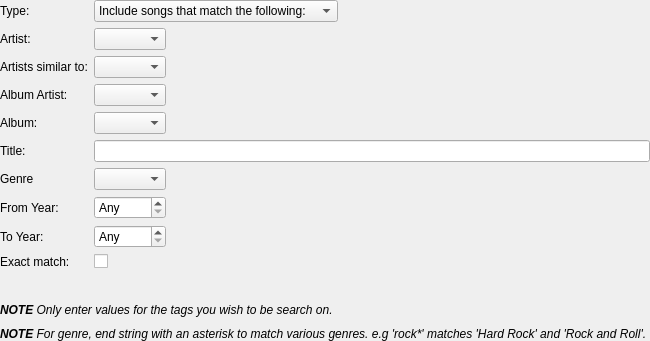
polpo/cantata-mac, file dynamic/dynamicrule.ui: the form before one commit.
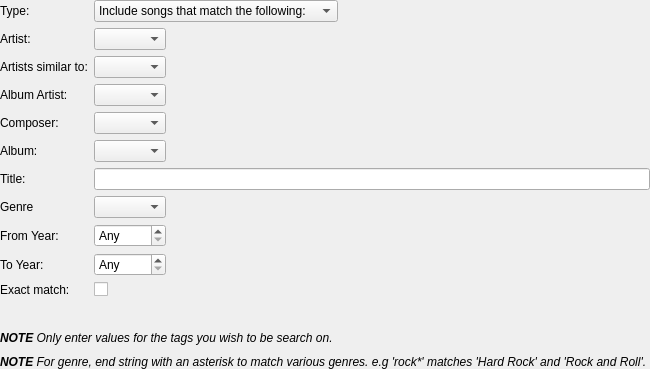
The form after the commit. Custom widgets are drawn as their Qt base class.

Commit message: Initial support for Composer tag

Diff of the .ui file:
```diff
--- a/dynamic/dynamicrule.ui
+++ b/dynamic/dynamicrule.ui
@@ -46,6 +46,19 @@
       <widget class="CompletionCombo" name="albumArtistText"/>
      </item>
      <item row="4" column="0">
+      <widget class="BuddyLabel" name="composerLabel">
+       <property name="text">
+        <string>Composer:</string>
+       </property>
+       <property name="buddy">
+        <cstring>composerText</cstring>
+       </property>
+      </widget>
+     </item>
+     <item row="4" column="1">
+      <widget class="CompletionCombo" name="composerText"/>
+     </item>
+     <item row="5" column="0">
       <widget class="BuddyLabel" name="label_3">
        <property name="text">
         <string>Album:</string>
@@ -55,10 +68,10 @@
        </property>
       </widget>
      </item>
-     <item row="4" column="1">
+     <item row="5" column="1">
       <widget class="CompletionCombo" name="albumText"/>
      </item>
-     <item row="5" column="0">
+     <item row="6" column="0">
       <widget class="BuddyLabel" name="label_4">
        <property name="text">
         <string>Title:</string>
@@ -68,10 +81,10 @@
        </property>
       </widget>
      </item>
-     <item row="5" column="1">
+     <item row="6" column="1">
       <widget class="LineEdit" name="titleText"/>
      </item>
-     <item row="6" column="0">
+     <item row="7" column="0">
       <widget class="BuddyLabel" name="label_5">
        <property name="text">
         <string>Genre</string>
@@ -81,10 +94,10 @@
        </property>
       </widget>
      </item>
-     <item row="6" column="1">
+     <item row="7" column="1">
       <widget class="CompletionCombo" name="genreText"/>
      </item>
-     <item row="7" column="0">
+     <item row="8" column="0">
       <widget class="BuddyLabel" name="label_6">
        <property name="text">
         <string>From Year:</string>
@@ -94,7 +107,7 @@
        </property>
       </widget>
      </item>
-     <item row="7" column="1">
+     <item row="8" column="1">
       <widget class="SpinBox" name="dateFromSpin">
        <property name="minimumSize">
         <size>
@@ -107,7 +120,7 @@
        </property>
       </widget>
      </item>
-     <item row="8" column="0">
+     <item row="9" column="0">
       <widget class="BuddyLabel" name="label_6x">
        <property name="text">
         <string>To Year:</string>
@@ -117,7 +130,7 @@
        </property>
       </widget>
      </item>
-     <item row="8" column="1">
+     <item row="9" column="1">
       <widget class="SpinBox" name="dateToSpin">
        <property name="minimumSize">
         <size>
@@ -130,7 +143,7 @@
        </property>
       </widget>
      </item>
-     <item row="9" column="0">
+     <item row="10" column="0">
       <widget class="BuddyLabel" name="label_5x">
        <property name="text">
         <string>Exact match:</string>
@@ -140,7 +153,7 @@
        </property>
       </widget>
      </item>
-     <item row="9" column="1">
+     <item row="10" column="1">
       <widget class="OnOffButton" name="exactCheck"/>
      </item>
      <item row="0" column="0">
```
Left out of the diff: 1 changed line with no effect on the pictures. The commit also changes 39 other files.
